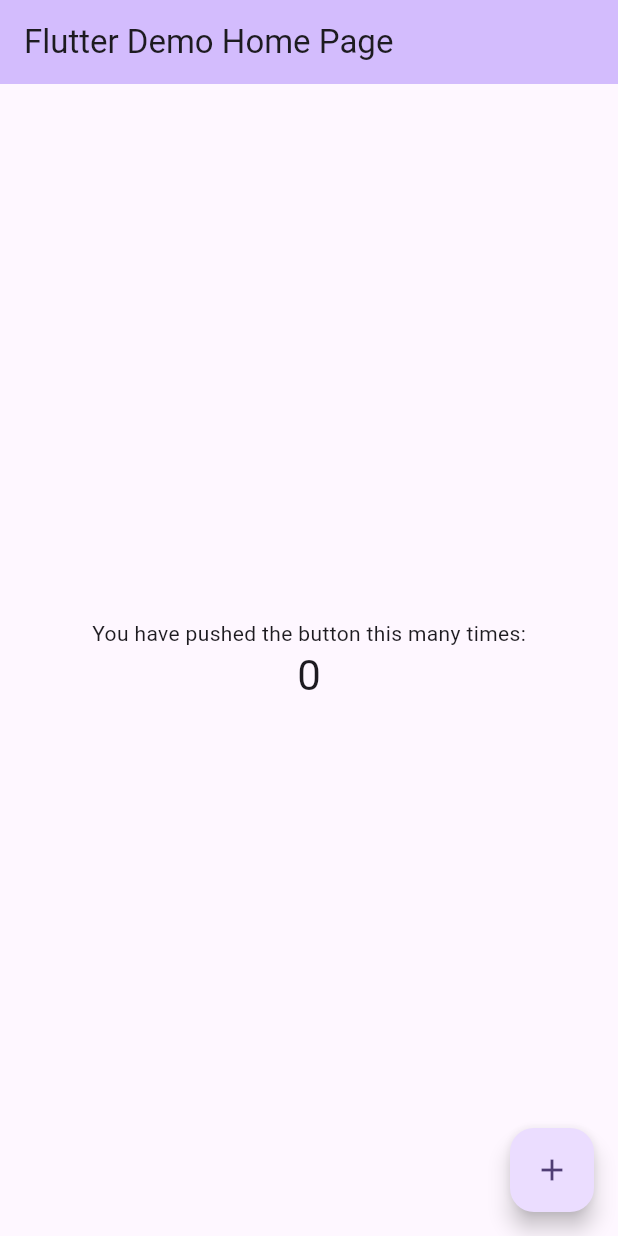
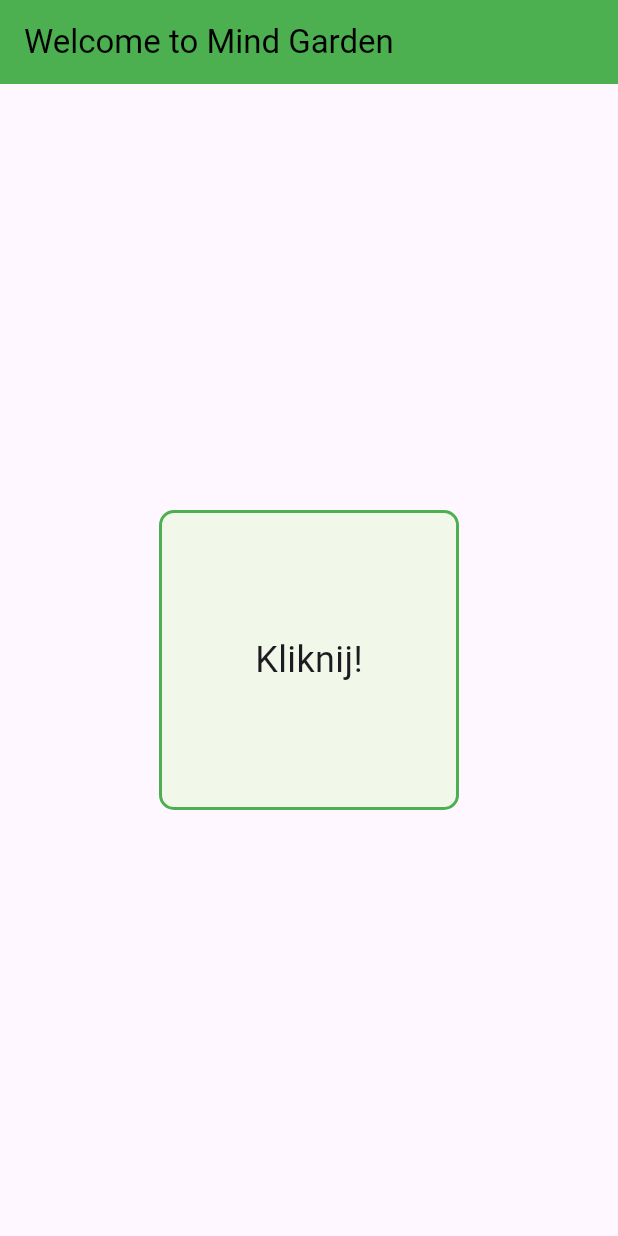
Before and after one commit to FrankiPLCZ/MindGargenApp, a Flutter app: the screen it shows after launch, on a phone screen of 412 x 824 dp. Run offline on Flutter 3.47's test engine with Material 3 defaults, Android fonts, the phone set to English and light mode, and no system bars.

Commit message:
Updates to App structure

```diff
--- a/mind_garden/lib/main.dart
+++ b/mind_garden/lib/main.dart
@@ -1,122 +1,170 @@
+// import 'package:flutter/material.dart';
+
+// void main(List<String> args) {
+//   runApp(MindGardenApp());
+
+// }
+
+// class MindGardenApp extends StatelessWidget {
+//   @override
+//   Widget build(BuildContext context) {
+//     return MaterialApp(
+//       home: Scaffold(
+//         appBar: AppBar(
+//           title: Text('Welcome to Mind Garden'),
+//           backgroundColor: Colors.green,
+//           foregroundColor: Colors.black,
+//         ),
+//         body: Center(
+//           child: Container(
+//             height: 300,
+//             width: 300,
+//           alignment: Alignment.center,
+//           decoration: BoxDecoration(
+//             color: Colors.lightGreen[50],
+//             border: Border.all(color: Colors.green, width: 2),
+//             borderRadius: BorderRadius.circular(10),
+//           ),
+//           child: Material(
+//             color: Colors.transparent,
+//             child: InkWell(
+//               borderRadius: BorderRadius.circular(50),
+//               splashColor: const Color.fromARGB(255, 204, 240, 105).withOpacity(0.8), // kolor animacji
+//               onTap: () {
+//                 // tutaj możesz dodać swoją logikę po kliknięciu
+//               },
+//             ),
+//           ),
+//         ),
+//       ),
+//     ),
+//   );
+//   }
+// }
 import 'package:flutter/material.dart';
+import 'dart:math';
 
-void main() {
-  runApp(const MyApp());
+void main(List<String> args) {
+  runApp(MindGardenApp());
 }
 
-class MyApp extends StatelessWidget {
-  const MyApp({super.key});
-
-  // This widget is the root of your application.
+class MindGardenApp extends StatelessWidget {
   @override
   Widget build(BuildContext context) {
     return MaterialApp(
-      title: 'Flutter Demo',
-      theme: ThemeData(
-        // This is the theme of your application.
-        //
-        // TRY THIS: Try running your application with "flutter run". You'll see
-        // the application has a purple toolbar. Then, without quitting the app,
-        // try changing the seedColor in the colorScheme below to Colors.green
-        // and then invoke "hot reload" (save your changes or press the "hot
-        // reload" button in a Flutter-supported IDE, or press "r" if you used
-        // the command line to start the app).
-        //
-        // Notice that the counter didn't reset back to zero; the application
-        // state is not lost during the reload. To reset the state, use hot
-        // restart instead.
-        //
-        // This works for code too, not just values: Most code changes can be
-        // tested with just a hot reload.
-        colorScheme: ColorScheme.fromSeed(seedColor: Colors.deepPurple),
+      home: Scaffold(
+        appBar: AppBar(
+          title: Text('Welcome to Mind Garden'),
+          backgroundColor: Colors.green,
+          foregroundColor: Colors.black,
+        ),
+        body: Center(
+          child: RippleButton(),
+        ),
       ),
-      home: const MyHomePage(title: 'Flutter Demo Home Page'),
     );
   }
 }
 
-class MyHomePage extends StatefulWidget {
-  const MyHomePage({super.key, required this.title});
+class RippleButton extends StatefulWidget {
+  @override
+  State<RippleButton> createState() => _RippleButtonState();
+}
 
-  // This widget is the home page of your application. It is stateful, meaning
-  // that it has a State object (defined below) that contains fields that affect
-  // how it looks.
-
-  // This class is the configuration for the state. It holds the values (in this
-  // case the title) provided by the parent (in this case the App widget) and
-  // used by the build method of the State. Fields in a Widget subclass are
-  // always marked "final".
-
-  final String title;
+class _RippleButtonState extends State<RippleButton> with TickerProviderStateMixin {
+  final double size = 200;
+  Offset? tapPosition;
+  late AnimationController _controller;
 
   @override
-  State<MyHomePage> createState() => _MyHomePageState();
-}
+  void initState() {
+    super.initState();
+    _controller = AnimationController(
+      vsync: this,
+      duration: Duration(milliseconds: 900),
+    );
+  }
 
-class _MyHomePageState extends State<MyHomePage> {
-  int _counter = 0;
+  @override
+  void dispose() {
+    _controller.dispose();
+    super.dispose();
+  }
 
-  void _incrementCounter() {
+  void _startRipple(TapDownDetails details) {
     setState(() {
-      // This call to setState tells the Flutter framework that something has
-      // changed in this State, which causes it to rerun the build method below
-      // so that the display can reflect the updated values. If we changed
-      // _counter without calling setState(), then the build method would not be
-      // called again, and so nothing would appear to happen.
-      _counter++;
+      tapPosition = details.localPosition;
     });
+    _controller.forward(from: 0);
   }
 
   @override
   Widget build(BuildContext context) {
-    // This method is rerun every time setState is called, for instance as done
-    // by the _incrementCounter method above.
-    //
-    // The Flutter framework has been optimized to make rerunning build methods
-    // fast, so that you can just rebuild anything that needs updating rather
-    // than having to individually change instances of widgets.
-    return Scaffold(
-      appBar: AppBar(
-        // TRY THIS: Try changing the color here to a specific color (to
-        // Colors.amber, perhaps?) and trigger a hot reload to see the AppBar
-        // change color while the other colors stay the same.
-        backgroundColor: Theme.of(context).colorScheme.inversePrimary,
-        // Here we take the value from the MyHomePage object that was created by
-        // the App.build method, and use it to set our appbar title.
-        title: Text(widget.title),
-      ),
-      body: Center(
-        // Center is a layout widget. It takes a single child and positions it
-        // in the middle of the parent.
-        child: Column(
-          // Column is also a layout widget. It takes a list of children and
-          // arranges them vertically. By default, it sizes itself to fit its
-          // children horizontally, and tries to be as tall as its parent.
-          //
-          // Column has various properties to control how it sizes itself and
-          // how it positions its children. Here we use mainAxisAlignment to
-          // center the children vertically; the main axis here is the vertical
-          // axis because Columns are vertical (the cross axis would be
-          // horizontal).
-          //
-          // TRY THIS: Invoke "debug painting" (choose the "Toggle Debug Paint"
-          // action in the IDE, or press "p" in the console), to see the
-          // wireframe for each widget.
-          mainAxisAlignment: MainAxisAlignment.center,
-          children: <Widget>[
-            const Text('You have pushed the button this many times:'),
-            Text(
-              '$_counter',
-              style: Theme.of(context).textTheme.headlineMedium,
-            ),
-          ],
+    return GestureDetector(
+      onTapDown: _startRipple,
+      child: CustomPaint(
+        painter: RipplePainter(
+          animation: _controller,
+          tapPosition: tapPosition,
+          color: Colors.green,
+        ),
+        child: Container(
+          height: size,
+          width: size,
+          alignment: Alignment.center,
+          decoration: BoxDecoration(
+            color: Colors.lightGreen[50],
+            border: Border.all(color: Colors.green, width: 2),
+            borderRadius: BorderRadius.circular(10),
+          ),
+          child: Text(
+            'Kliknij!',
+            style: TextStyle(fontSize: 24),
+          ),
         ),
       ),
-      floatingActionButton: FloatingActionButton(
-        onPressed: _incrementCounter,
-        tooltip: 'Increment',
-        child: const Icon(Icons.add),
-      ), // This trailing comma makes auto-formatting nicer for build methods.
     );
   }
 }
+
+class RipplePainter extends CustomPainter {
+  final Animation<double> animation;
+  final Offset? tapPosition;
+  final Color color;
+
+  RipplePainter({
+    required this.animation,
+    required this.tapPosition,
+    required this.color,
+  }) : super(repaint: animation);
+
+  @override
+  void paint(Canvas canvas, Size size) {
+    if (tapPosition == null) return;
+
+    final maxRadius = sqrt(size.width * size.width + size.height * size.height);
+    final paint = Paint()
+      ..color = color.withOpacity(0.2)
+      ..style = PaintingStyle.stroke
+      ..strokeWidth = 4;
+
+    // Rysuj kilka okręgów o różnych promieniach
+    for (int i = 0; i < 3; i++) {
+      final progress = (animation.value - i * 0.2).clamp(0.0, 1.0);
+      if (progress > 0) {
+        final radius = maxRadius * progress;
+        // Im bliżej końca animacji, tym bardziej przezroczysty okrąg
+        final fade = (1.0 - progress).clamp(0.0, 1.0);
+        canvas.drawCircle(
+          tapPosition!,
+          radius,
+          paint..color = color.withOpacity((0.25 - i * 0.07) * fade),
+        );
+      }
+    }
+  }
+
+  @override
+  bool shouldRepaint(RipplePainter oldDelegate) =>
+      oldDelegate.animation != animation || oldDelegate.tapPosition != tapPosition;
+}
```
Also changed, not shown: 1 other file.
